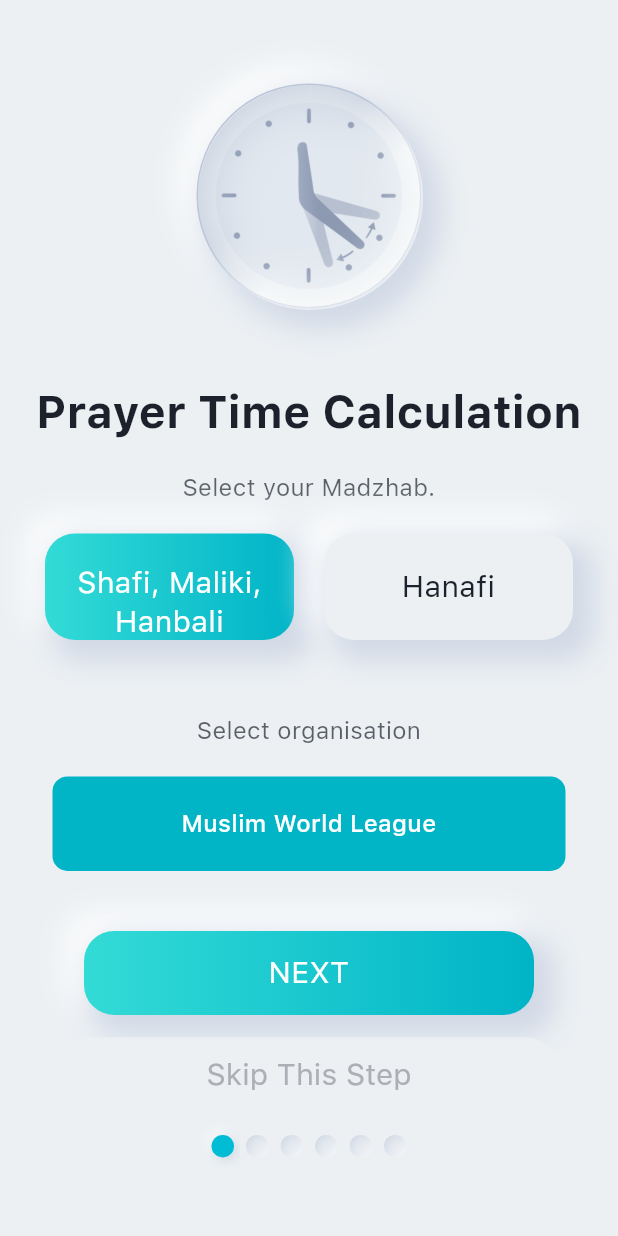
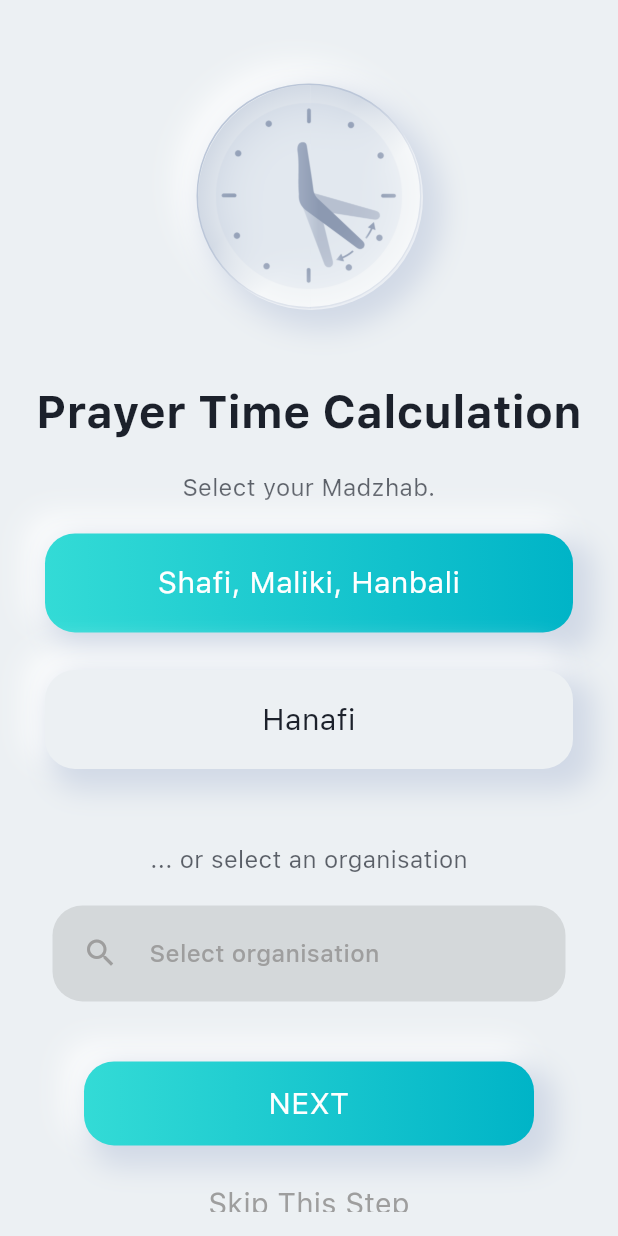
Before and after one commit to obadabaq/masjid-hub, a Flutter app: the screen it shows after launch, swiped to page 4, on a phone screen of 412 x 824 dp. Run offline on Flutter 3.47's test engine with Material 3 defaults, Android fonts, the phone set to English and light mode, and no system bars; our stand-ins replace adhan, audioplayers, auto_size_text, awesome_notifications, card_swiper, cloud_firestore and 24 more; missing offline and left inert: android_intent_plus, angles, arabic_numbers, dart:ffi, flutter_cupertino_date_picker_fork, flutter_downloader and 4 more; accounts and stored records are empty; network calls fail.

Commit message:
Enhance UI for the setup screens

```diff
--- a/lib/screens/setupScreens/chooseLocation/chooseLocation.dart
+++ b/lib/screens/setupScreens/chooseLocation/chooseLocation.dart
@@ -33,6 +33,7 @@ class ChooseLocation extends StatefulWidget {
 
 class _ChooseLocationState extends State<ChooseLocation> {
   final _controller = TextEditingController();
+  bool _isAuto = false;
 
   @override
   Widget build(BuildContext context) {
@@ -43,6 +44,9 @@ class _ChooseLocationState extends State<ChooseLocation> {
           Provider.of<LocationProvider>(context, listen: false);
       try {
         await locationProvider.locateUser();
+        setState(() {
+          _isAuto = true;
+        });
         _controller.text =
             locationProvider.getAddress ?? tr('could not fetch location');
       } catch (e) {
@@ -116,11 +120,13 @@ class _ChooseLocationState extends State<ChooseLocation> {
                                 maxWidth: 250,
                               ),
                               child: AutoSizeText(
-                                tr('auto detect location'),
+                                'Automatically Detect Location',
                                 style: TextStyle(
                                   fontSize: 22,
                                   height: 1.3,
-                                  color: CustomColors.mischka,
+                                  color: _isAuto
+                                      ? Colors.white
+                                      : CustomColors.mischka,
                                 ),
                                 minFontSize: 12,
                                 maxLines: 1,
@@ -131,6 +137,7 @@ class _ChooseLocationState extends State<ChooseLocation> {
                           ),
                         ],
                       ),
+                      isSelected: _isAuto,
                     ),
                   ),
                 ),
--- a/lib/screens/setupScreens/choosePrayerTime/choosePrayerTime.dart
+++ b/lib/screens/setupScreens/choosePrayerTime/choosePrayerTime.dart
@@ -10,6 +10,7 @@ import 'package:masjidhub/screens/setupScreens/utils/setupFooter/setupFooter.dar
 import 'package:masjidhub/theme/colors.dart';
 import 'package:masjidhub/utils/prayerUtils.dart';
 import 'package:provider/provider.dart';
+import 'package:sizer/sizer.dart';
 
 class ChoosePrayerTime extends StatefulWidget {
   final PageController pageController;
@@ -86,10 +87,10 @@ class _ChoosePrayerTimeState extends State<ChoosePrayerTime> {
                     Consumer<PrayerTimingsProvider>(
                       builder: (ctx, provider, _) => GridView.builder(
                         gridDelegate: SliverGridDelegateWithFixedCrossAxisCount(
-                            crossAxisCount: 2,
+                            crossAxisCount: 1,
                             crossAxisSpacing: 20.0,
                             mainAxisSpacing: 25.0,
-                            mainAxisExtent: 71),
+                            mainAxisExtent: 66),
                         physics: const NeverScrollableScrollPhysics(),
                         padding: EdgeInsets.fromLTRB(30, 20, 30, 30),
                         shrinkWrap: true,
@@ -98,7 +99,7 @@ class _ChoosePrayerTimeState extends State<ChoosePrayerTime> {
                           return PrimaryButton(
                             id: madhabList[index].id,
                             text: tr(madhabList[index].title),
-                            width: 150,
+                            width: double.infinity,
                             padding: buttonPadding,
                             onPressed: (id) => provider.setMadhabId(id),
                             isSelected: provider.getMadhabId == index,
@@ -111,7 +112,7 @@ class _ChoosePrayerTimeState extends State<ChoosePrayerTime> {
                       padding: EdgeInsets.only(
                           top: 20, left: 10, right: 10, bottom: 20),
                       child: Text(
-                        tr('select organisation'),
+                        '... or select an organisation',
                         style: TextStyle(
                           fontSize: 16.0,
                           height: 1.3,
@@ -135,18 +136,31 @@ class _ChoosePrayerTimeState extends State<ChoosePrayerTime> {
                                   top: 0, left: 35, right: 35, bottom: 10),
                               padding: EdgeInsets.fromLTRB(20, 20, 20, 20),
                               decoration: BoxDecoration(
-                                color: CustomColors.irisBlue,
-                                borderRadius: BorderRadius.circular(10),
+                                color: Colors.black.withOpacity(0.1),
+                                borderRadius: BorderRadius.circular(20),
                               ),
-                              child: Text(
-                                PrayerUtils()
-                                    .getOrgNameFromId(provider.getOrgId),
-                                style: TextStyle(
-                                  fontSize: 16,
-                                  fontWeight: FontWeight.w500,
-                                  color: Colors.white,
-                                ),
-                                textAlign: TextAlign.center,
+                              child: Row(
+                                children: [
+                                  Icon(
+                                    Icons.search,
+                                    color: Colors.grey,
+                                  ),
+                                  SizedBox(
+                                    width: 5.w,
+                                  ),
+                                  Text(
+                                    provider.getOrgId == -1
+                                        ? tr('select organisation')
+                                        : PrayerUtils().getOrgNameFromId(
+                                            provider.getOrgId),
+                                    style: TextStyle(
+                                      fontSize: 16,
+                                      fontWeight: FontWeight.w500,
+                                      color: Colors.grey,
+                                    ),
+                                    textAlign: TextAlign.center,
+                                  )
+                                ],
                               ),
                             ),
                           ),
--- a/lib/screens/setupScreens/utils/setupFooter/setupFooter.dart
+++ b/lib/screens/setupScreens/utils/setupFooter/setupFooter.dart
@@ -7,6 +7,7 @@ import 'package:masjidhub/common/buttons/primaryButton.dart';
 import 'package:masjidhub/common/snackBar/AppSnackBar.dart';
 import 'package:masjidhub/provider/setupProvider.dart';
 import 'package:masjidhub/screens/setupScreens/utils/setupFooter/navDots.dart';
+import 'package:sizer/sizer.dart';
 
 class SetupFooter extends StatelessWidget {
   final int currentPage;
@@ -66,12 +67,16 @@ class SetupFooter extends StatelessWidget {
             onPressed: () => isLastStep ? _completeSetup() : _nextPage(),
           ),
           if (!isLastStep)
-            CustomFlatButton(
-              padding: EdgeInsets.all(15),
-              onPressed: () => _nextPage(),
-              text: tr('skip this step'),
+            Padding(
+              padding: EdgeInsets.symmetric(vertical: 3.h),
+              child: InkWell(
+                onTap: () => _nextPage(),
+                child: Text(
+                  tr('skip this step'),
+                  style: TextStyle(color: Colors.grey, fontSize: 18.sp),
+                ),
+              ),
             ),
-          if (isFirstPage) SizedBox(height: 40),
           NavDots(
             controller: controller,
           )
--- a/lib/utils/sharedPrefs.dart
+++ b/lib/utils/sharedPrefs.dart
@@ -232,7 +232,7 @@ class SharedPrefs {
   Future<void> setSelectedMadhabId(int? madhabId) async =>
       _sharedPrefs?.setInt(keyMadhabId, madhabId ?? defaultMadhabId);
 
-  final int defaultOrgId = 0;
+  final int defaultOrgId = -1;
   int? _selectedOrgId = _sharedPrefs?.getInt(keyOrgId);
 
   int get getSelectedOrgId => _selectedOrgId ?? defaultOrgId;
```
